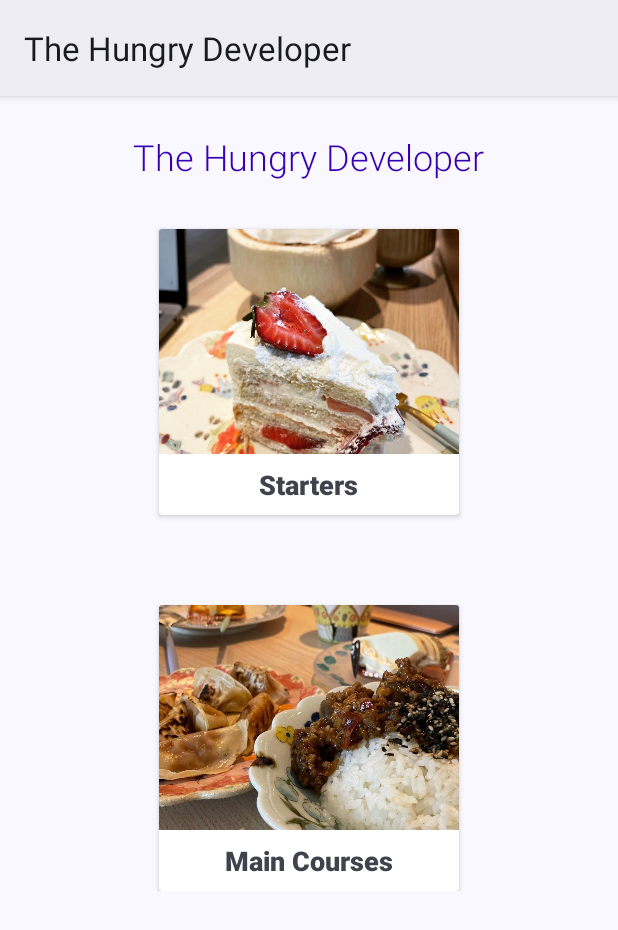
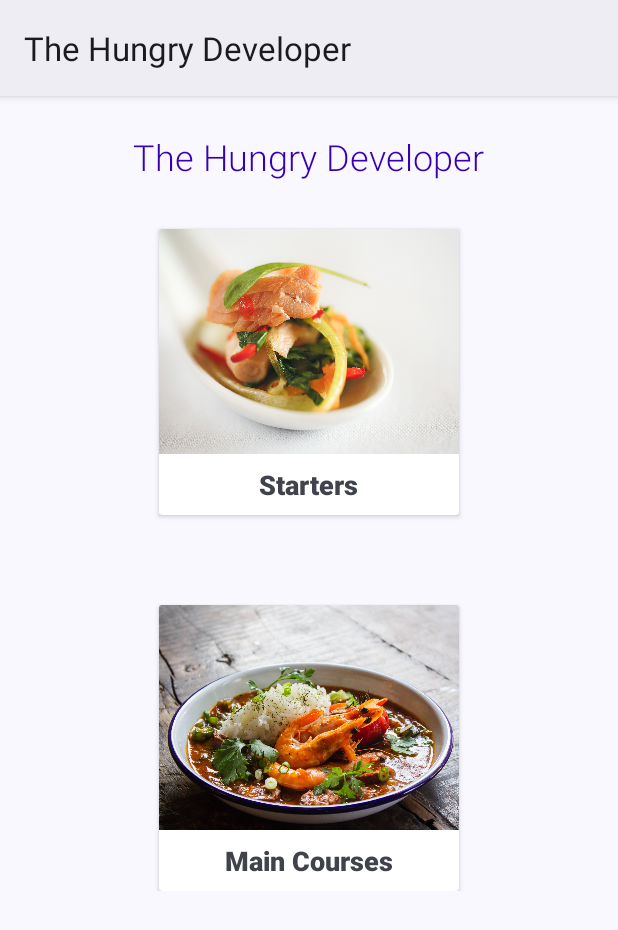
Before and after one commit to roelno/the_hungry_developer, an Android app: the screen it shows after launch (MainActivity), on a phone screen of 412 x 824 dp. Shown: the top 930 px of the screen. Run offline under Robolectric (Android 15) with nearby library versions, the phone set to English and light mode, and no system bars.

Commit message:
Change photo resources

```diff
--- a/app/src/main/res/layout/activity_main.xml
+++ b/app/src/main/res/layout/activity_main.xml
@@ -37,7 +37,7 @@
                     android:layout_width="match_parent"
                     android:layout_height="150dp"
                     android:scaleType="centerCrop"
-                    android:src="@drawable/strawberry_cake" />
+                    android:src="@drawable/starter" />
 
                 <TextView
                     android:id="@+id/text_view_starters"
@@ -70,7 +70,7 @@
                     android:layout_width="match_parent"
                     android:layout_height="150dp"
                     android:scaleType="centerCrop"
-                    android:src="@drawable/combo" />
+                    android:src="@drawable/main" />
 
 
                 <TextView
```
Also changed, not shown: app/src/main/res/drawable-tvdpi/combo.jpg (deleted), app/src/main/res/drawable-tvdpi/main.jpg (added), app/src/main/res/drawable-tvdpi/starter.jpg (added), app/src/main/res/drawable-tvdpi/strawberry_cake.jpg (deleted).
